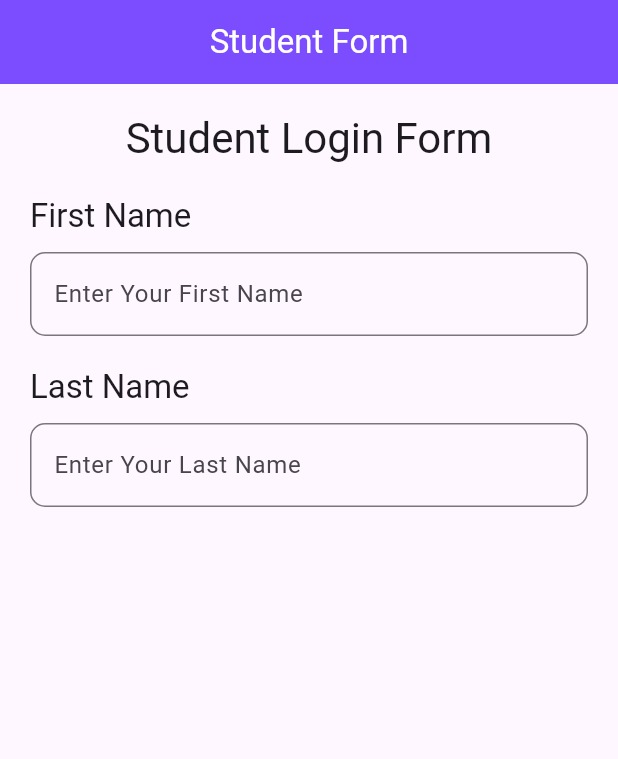
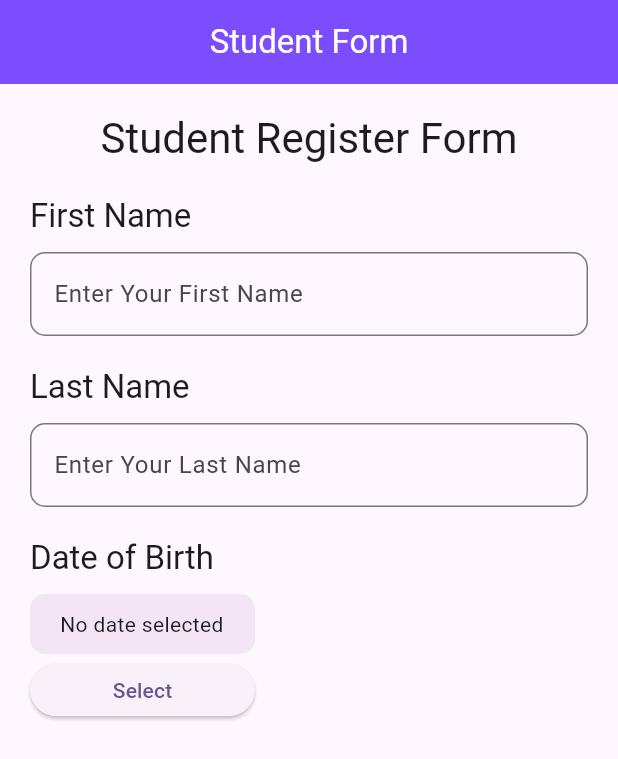
Before and after one commit to hasti7609/flutter_full_course, a Flutter app: the screen it shows after launch, on a phone screen of 412 x 824 dp. Shown: the top 759 px of the screen. Run offline on Flutter 3.47's test engine with Material 3 defaults, Android fonts, the phone set to English and light mode, and no system bars.

Commit message:
added Date picker

```diff
--- a/lib/flutter widgets/form.dart
+++ b/lib/flutter widgets/form.dart
@@ -8,6 +8,26 @@ class FormScreen extends StatefulWidget {
 }
 
 class _FormScreenState extends State<FormScreen> {
+
+  DateTime?selectedDate;
+
+  void datePicker() async{
+    DateTime? datePicker = await showDatePicker(
+      keyboardType: TextInputType.datetime,
+        context: context,
+        initialDate: DateTime.now(),
+        firstDate: DateTime(1900),
+        lastDate: DateTime(2025,12,31));
+    if(datePicker!=null) {
+      setState(() {
+        selectedDate = datePicker;
+      });
+      print("Date Selected ${datePicker.day}-"
+          "${datePicker.month}-"
+          "${datePicker.year}");
+    }
+  }
+
   @override
   Widget build(BuildContext context) {
     return Scaffold(
@@ -24,7 +44,7 @@ class _FormScreenState extends State<FormScreen> {
           mainAxisAlignment: MainAxisAlignment.start,
           children: [
             Center(
-              child: Text("Student Login Form",
+              child: Text("Student Register Form",
               style: Theme.of(context).textTheme.headlineMedium,),
             ),
             SizedBox(height: 20,),
@@ -63,6 +83,31 @@ class _FormScreenState extends State<FormScreen> {
                   labelText: "Enter Your Last Name",
               ),
             ),
+            SizedBox(height: 20,),
+            Text("Date of Birth",
+              style: Theme.of(context).textTheme.titleLarge,
+            ),
+            SizedBox(height: 10,),
+            Container(
+              height: 40,width: 150,
+              padding: EdgeInsets.symmetric(horizontal: 20,vertical: 10),
+              decoration: BoxDecoration(
+                borderRadius: BorderRadius.circular(10),
+                color: Colors.purple.shade50
+              ),
+              child: selectedDate!=null? Text("${selectedDate?.day}-"
+                  "${selectedDate?.month}-"
+                  "${selectedDate?.year}",
+               textAlign: TextAlign.center,
+                style: Theme.of(context).textTheme.titleMedium,
+              ):Text("No date selected")
+            ),
+            ElevatedButton(
+                style: ElevatedButton.styleFrom(
+                  minimumSize: Size(150, 35)
+                ),
+                onPressed: datePicker,
+                child: Text("Select"))
           ],
         ),
       ),
--- a/lib/main.dart
+++ b/lib/main.dart
@@ -14,6 +14,8 @@ class MyApp extends StatelessWidget {
       title: 'Flutter Practice',
       theme: ThemeData(
         colorScheme: ColorScheme.fromSeed(seedColor: Colors.deepPurple),
+        cardColor: Colors.white,
+        canvasColor: Colors.white,
         useMaterial3: true,
       ),
       home: const FormScreen(),
```
